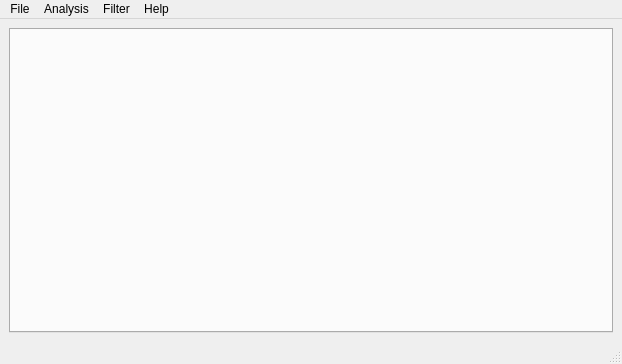
Above: NetworkCapture/ui/MainWindow.ui from jatin3893/NetCaPy before the change. Below: the same form after it.
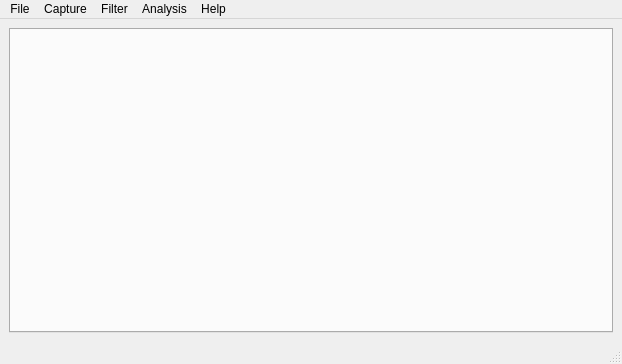
That is the form after the change.

Commit message: Add live Capture interface

```diff
--- a/NetworkCapture/ui/MainWindow.ui
+++ b/NetworkCapture/ui/MainWindow.ui
@@ -95,9 +95,15 @@
      <string>Help</string>
     </property>
    </widget>
+   <widget class="QMenu" name="menuCapture">
+    <property name="title">
+     <string>Capture</string>
+    </property>
+   </widget>
    <addaction name="menuFile"/>
-   <addaction name="menuAnalysis"/>
+   <addaction name="menuCapture"/>
    <addaction name="menuFilter"/>
+   <addaction name="menuAnalysis"/>
    <addaction name="menuHelp"/>
   </widget>
   <widget class="QStatusBar" name="statusbar"/>
```
The commit also changes 6 other files.
